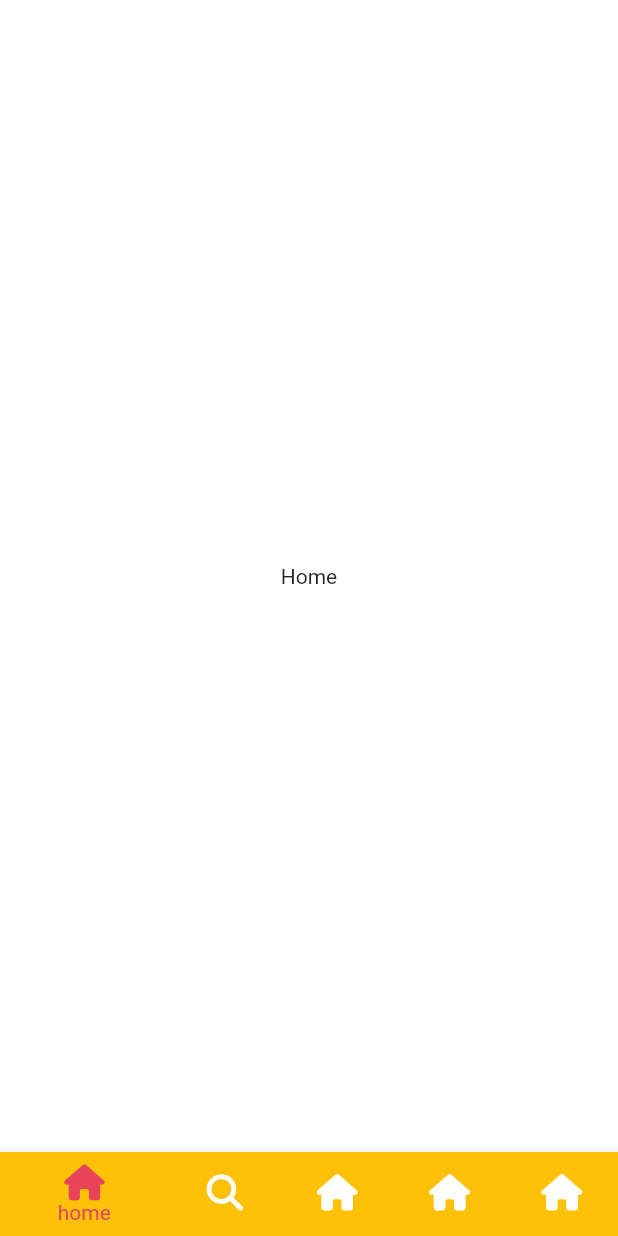
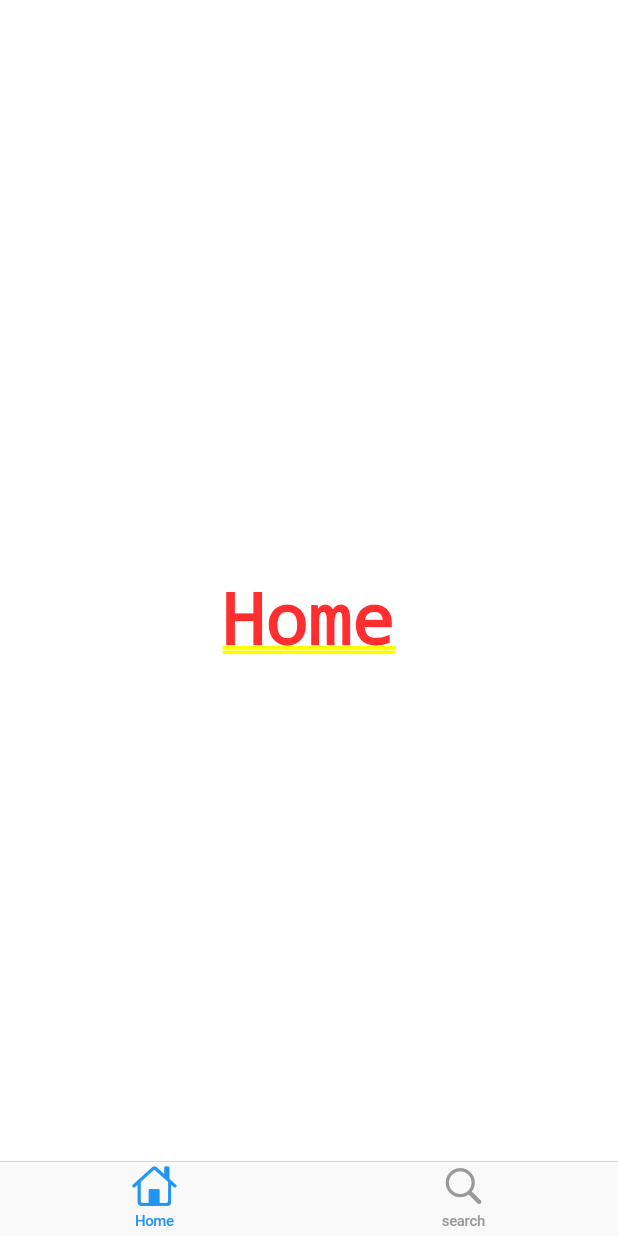
Before and after one commit to 2rebee741/tictokClone, a Flutter app: the screen it shows after launch, on a phone screen of 412 x 824 dp. Run offline on Flutter 3.47's test engine with Material 2 defaults, Android fonts, the phone set to English and light mode, and no system bars; our stand-ins replace font_awesome_flutter.

Commit message:
cupertino navigation

```diff
--- a/tiktok_clone/lib/features/main_navigation/main_navigation_screen.dart
+++ b/tiktok_clone/lib/features/main_navigation/main_navigation_screen.dart
@@ -1,4 +1,4 @@
-import 'package:flutter/material.dart';
+import 'package:flutter/cupertino.dart';
 import 'package:font_awesome_flutter/font_awesome_flutter.dart';
 
 class MainNavigationScreen extends StatefulWidget {
@@ -37,50 +37,20 @@
 
   @override
   Widget build(BuildContext context) {
-    return Scaffold(
-      body: screens[_selectIndex],
-      bottomNavigationBar: BottomNavigationBar(
-        onTap: _onTap,
-        currentIndex: _selectIndex,
-        selectedItemColor: Theme.of(context).primaryColor,
-        items: const [
+    return CupertinoTabScaffold(
+      tabBar: CupertinoTabBar(items: const [
         BottomNavigationBarItem(
-              backgroundColor: Colors.amber,
             icon: FaIcon(
-                FontAwesomeIcons.house,
+              CupertinoIcons.house,
             ),
-              label: "home",
-              tooltip: "what are you"),
+            label: "Home"),
         BottomNavigationBarItem(
-              backgroundColor: Colors.blue,
             icon: FaIcon(
-                FontAwesomeIcons.magnifyingGlass,
+              CupertinoIcons.search,
             ),
-              label: "Search",
-              tooltip: "what are you"),
-          BottomNavigationBarItem(
-              backgroundColor: Colors.pink,
-              icon: FaIcon(
-                FontAwesomeIcons.house,
-              ),
-              label: "home",
-              tooltip: "what are you"),
-          BottomNavigationBarItem(
-              backgroundColor: Colors.yellow,
-              icon: FaIcon(
-                FontAwesomeIcons.house,
-              ),
-              label: "home",
-              tooltip: "what are you"),
-          BottomNavigationBarItem(
-              backgroundColor: Colors.teal,
-              icon: FaIcon(
-                FontAwesomeIcons.house,
-              ),
-              label: "home",
-              tooltip: "what are you"),
-        ],
-      ),
+            label: "search")
+      ]),
+      tabBuilder: (context, index) => screens[index],
     );
   }
 }
```
Lines whose indentation alone changed are shown as unchanged.
